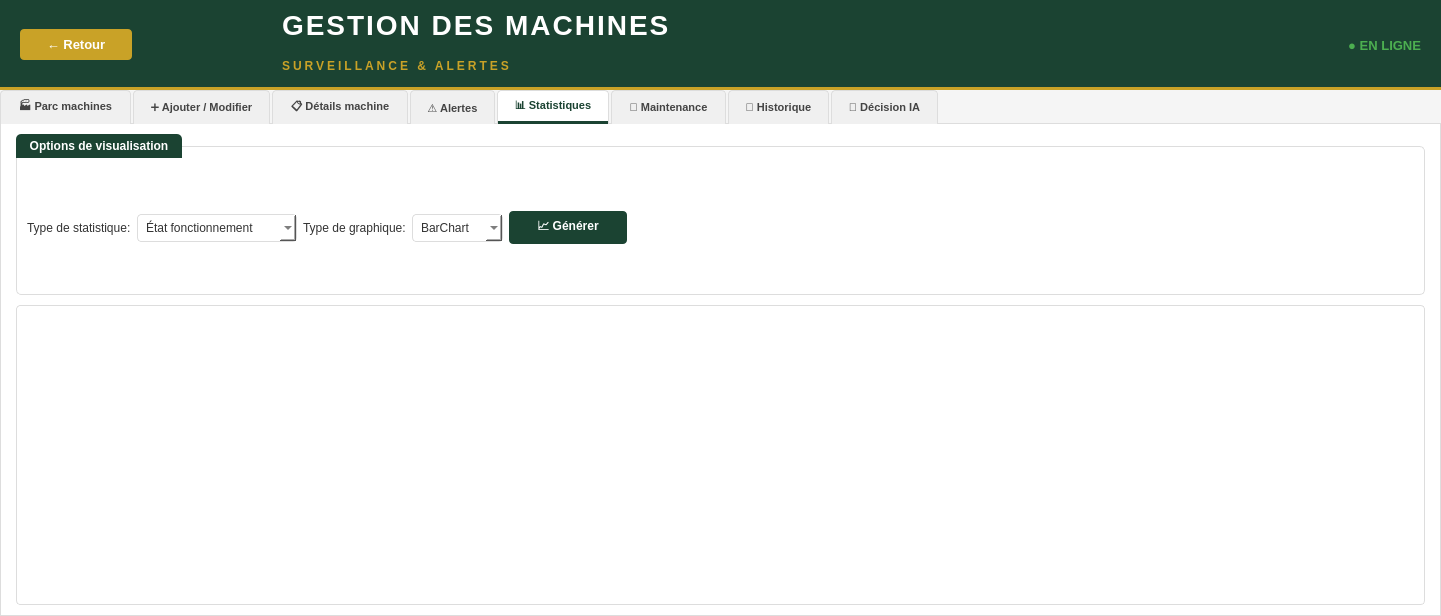
This is machine/machine.ui in hedi1-1/oil-press-management- as Qt 5 draws it before an edit. The edited form follows.
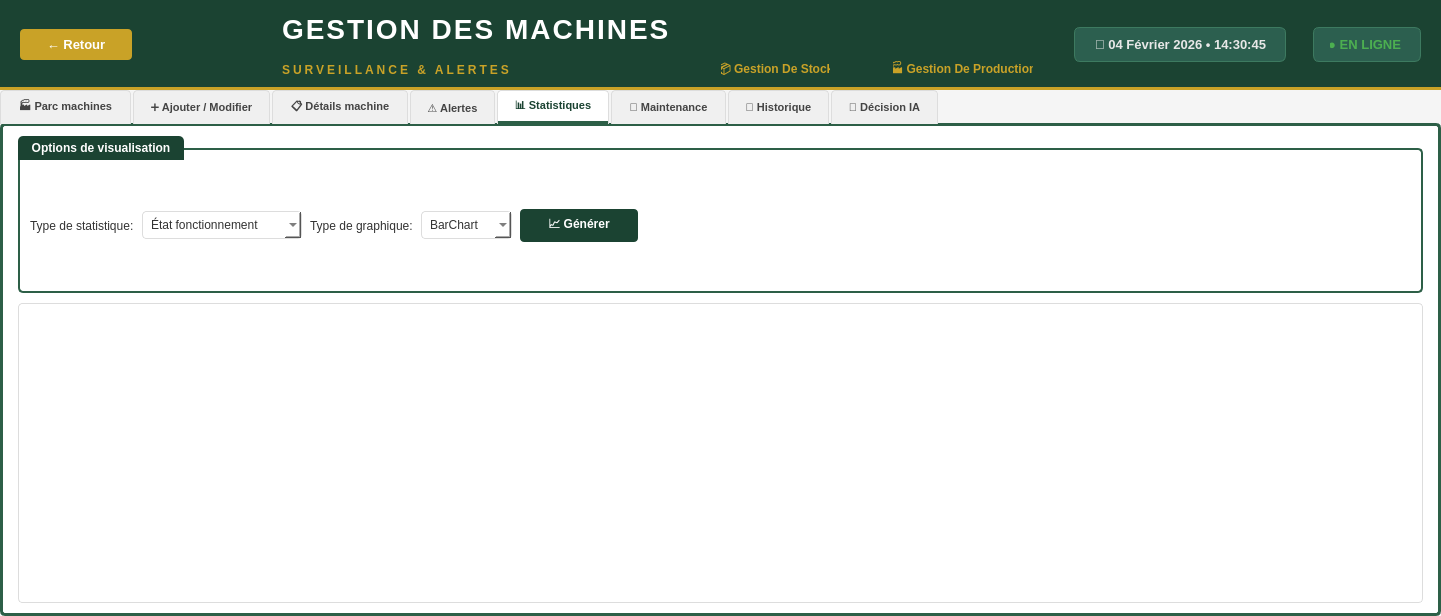
This is the edited form. The open tabs and pages were chosen to show the change. Icons and pictures are not drawn.

```diff
--- a/machine/machine.ui
+++ b/machine/machine.ui
@@ -50,8 +50,24 @@
 #lblOnlineStatus {
     color: #4CAF50;
     font-size: 13px;
-    font-weight: bold;
+    font-weight: 600;
     font-family: 'Segoe UI', Arial, sans-serif;
+    background-color: #2C5F4F;
+    padding: 8px 16px;
+    border-radius: 6px;
+    border: 1px solid #3D7A60;
+    margin-left: 12px;
+}
+
+#lblDateTime {
+    color: #E8E8E8;
+    font-size: 13px;
+    font-weight: 600;
+    font-family: 'Segoe UI', Arial, sans-serif;
+    background-color: #2C5F4F;
+    padding: 8px 16px;
+    border-radius: 6px;
+    border: 1px solid #3D7A60;
 }
 
 /* Back Button */
@@ -77,9 +93,9 @@
 
 /* Tab Widget Styling */
 QTabWidget::pane {
-    border: 1px solid #ddd;
+    border: 3px solid #2D5F47;
     background-color: white;
-    border-radius: 0px;
+    border-radius: 5px;
     margin-top: -1px;
 }
 
@@ -101,7 +117,7 @@
     background-color: white;
     color: #1B4332;
     font-weight: bold;
-    border-bottom: 3px solid #1B4332;
+    border-bottom: 3px solid #2D5F47;
 }
 
 QTabBar::tab:hover:!selected {
@@ -115,7 +131,7 @@
     font-family: 'Segoe UI', Arial, sans-serif;
     color: white;
     background-color: white;
-    border: 1px solid #ddd;
+    border: 2px solid #2D5F47;
     border-radius: 5px;
     margin-top: 12px;
     padding-top: 10px;
@@ -200,7 +216,7 @@
 /* ToolBar */
 QToolBar {
     background-color: #f8f9fa;
-    border: 1px solid #ddd;
+    border: 2px solid #2D5F47;
     border-radius: 4px;
     spacing: 5px;
     padding: 5px;
@@ -222,16 +238,17 @@
 
 /* Frame Summary */
 #frameSummary {
-    background-color: #f8f9fa;
-    border: 1px solid #ddd;
-    border-radius: 4px;
+    background-color: white;
+    border: 2px solid #2D5F47;
+    border-radius: 5px;
     padding: 10px;
 }
 
 #frameSummary QLabel {
     font-weight: bold;
-    padding: 5px 10px;
+    padding: 8px 12px;
     border-radius: 4px;
+    border: 1px solid #ddd;
 }
 
 #lblMachinesNormales {
@@ -342,11 +359,85 @@
           </widget>
          </item>
          <item>
-          <widget class="QLabel" name="lblAppSubtitle">
-           <property name="text">
-            <string>SURVEILLANCE &amp; ALERTES</string>
-           </property>
-          </widget>
+          <layout class="QHBoxLayout" name="subtitleLayout">
+           <item>
+            <widget class="QLabel" name="lblAppSubtitle">
+             <property name="text">
+              <string>SURVEILLANCE &amp; ALERTES</string>
+             </property>
+            </widget>
+           </item>
+           <item>
+            <spacer name="subtitleSpacer">
+             <property name="orientation">
+              <enum>Qt::Orientation::Horizontal</enum>
+             </property>
+             <property name="sizeHint" stdset="0">
+              <size>
+               <width>200</width>
+               <height>20</height>
+              </size>
+             </property>
+            </spacer>
+           </item>
+           <item>
+            <widget class="QPushButton" name="btnGestionStock">
+             <property name="minimumSize">
+              <size>
+               <width>118</width>
+               <height>30</height>
+              </size>
+             </property>
+             <property name="maximumSize">
+              <size>
+               <width>200</width>
+               <height>30</height>
+              </size>
+             </property>
+             <property name="styleSheet">
+              <string>QPushButton { background-color: transparent; color: #C9A227; font-weight: 600; border: none; font-size: 12px; font-family: 'Segoe UI', Arial, sans-serif; } QPushButton:hover { text-decoration: underline; } QPushButton:pressed { opacity: 0.7; }</string>
+             </property>
+             <property name="text">
+              <string>📦 Gestion De Stock</string>
+             </property>
+            </widget>
+           </item>
+           <item>
+            <spacer name="buttonsSpacer">
+             <property name="orientation">
+              <enum>Qt::Orientation::Horizontal</enum>
+             </property>
+             <property name="sizeHint" stdset="0">
+              <size>
+               <width>40</width>
+               <height>20</height>
+              </size>
+             </property>
+            </spacer>
+           </item>
+           <item>
+            <widget class="QPushButton" name="btnGestionProduction">
+             <property name="minimumSize">
+              <size>
+               <width>118</width>
+               <height>30</height>
+              </size>
+             </property>
+             <property name="maximumSize">
+              <size>
+               <width>220</width>
+               <height>30</height>
+              </size>
+             </property>
+             <property name="styleSheet">
+              <string>QPushButton { background-color: transparent; color: #C9A227; font-weight: 600; border: none; font-size: 12px; font-family: 'Segoe UI', Arial, sans-serif; } QPushButton:hover { text-decoration: underline; } QPushButton:pressed { opacity: 0.7; }</string>
+             </property>
+             <property name="text">
+              <string>🏭 Gestion De Production</string>
+             </property>
+            </widget>
+           </item>
+          </layout>
          </item>
         </layout>
        </item>
@@ -363,8 +454,30 @@
          </property>
         </spacer>
        </item>
+       <item>
+        <widget class="QLabel" name="lblDateTime">
+         <property name="maximumSize">
+          <size>
+           <width>350</width>
+           <height>35</height>
+          </size>
+         </property>
+         <property name="text">
+          <string>📅 04 Février 2026 • 14:30:45</string>
+         </property>
+         <property name="alignment">
+          <set>Qt::AlignmentFlag::AlignRight|Qt::AlignmentFlag::AlignTrailing|Qt::AlignmentFlag::AlignVCenter</set>
+         </property>
+        </widget>
+       </item>
        <item>
         <widget class="QLabel" name="lblOnlineStatus">
+         <property name="maximumSize">
+          <size>
+           <width>120</width>
+           <height>35</height>
+          </size>
+         </property>
          <property name="text">
           <string>● EN LIGNE</string>
          </property>
@@ -1315,17 +1428,20 @@
            <string>Options de visualisation</string>
           </property>
           <layout class="QHBoxLayout" name="layoutOptionsStats">
+           <property name="spacing">
+            <number>8</number>
+           </property>
            <property name="leftMargin">
             <number>10</number>
            </property>
            <property name="topMargin">
-            <number>15</number>
+            <number>5</number>
            </property>
            <property name="rightMargin">
             <number>10</number>
            </property>
            <property name="bottomMargin">
-            <number>10</number>
+            <number>5</number>
            </property>
            <item>
             <widget class="QLabel" name="lblTypeStats">
```
Left out of the diff: 6 changed lines with no effect on the pictures.
